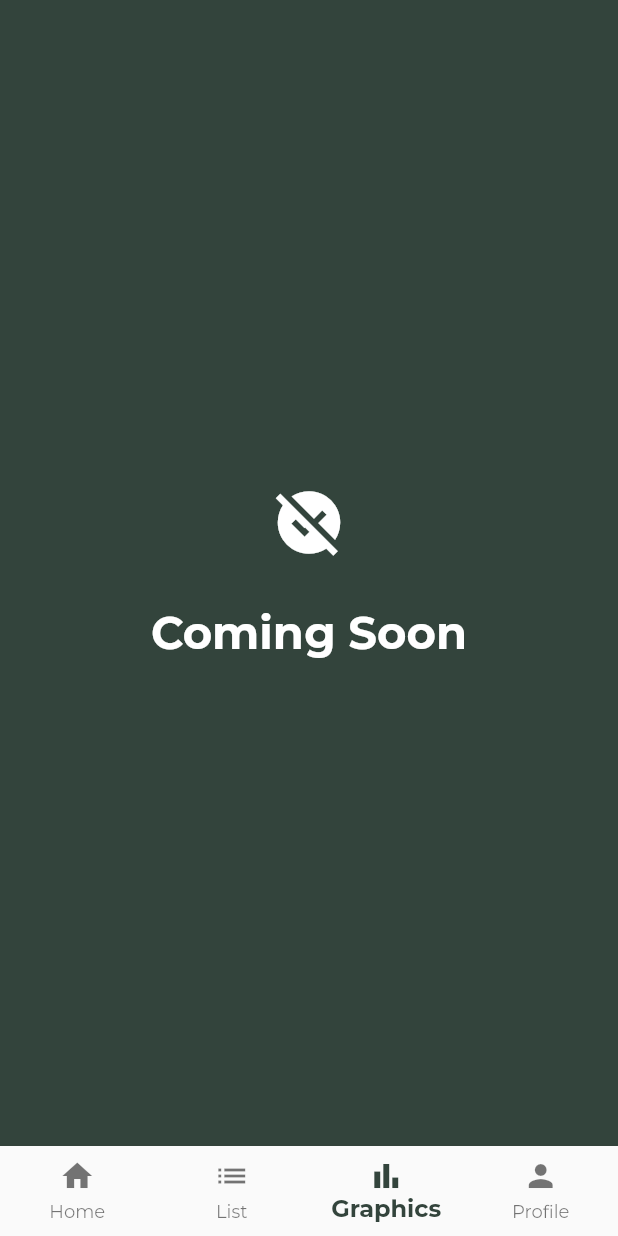
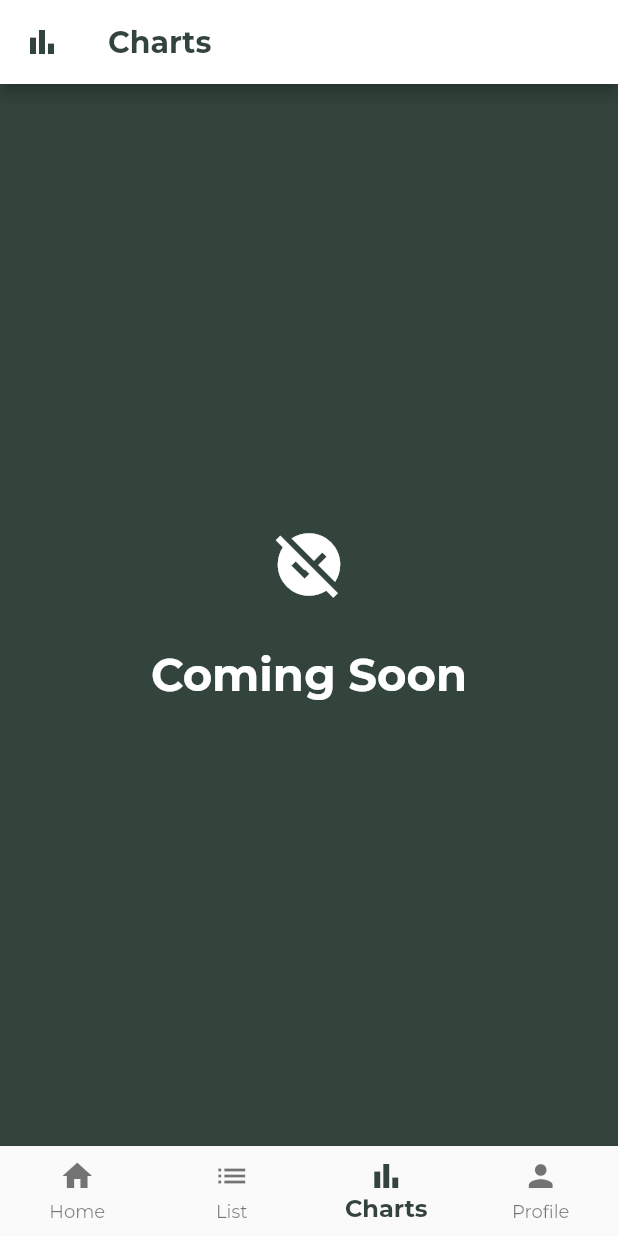
Before and after one commit to brnocorreia/trackbet, a Flutter app: the DashboardPage screen opened by its route, item 3 of the bottom bar chosen, on a phone screen of 412 x 824 dp. Run offline on Flutter 3.47's test engine with Material 2 defaults, Android fonts, the phone set to English and light mode, and no system bars; our stand-ins replace sqflite; missing offline and left inert: dart:ffi; accounts and stored records are empty; project files that could hold a hidden picture were left out.

Commit message:
minor changes

```diff
--- a/lib/pages/inside app pages/betlist_page.dart
+++ b/lib/pages/inside app pages/betlist_page.dart
@@ -28,6 +28,11 @@ class _BetListState extends State<BetListPage> {
         ),),
         backgroundColor: Colors.white,
       ),
+      floatingActionButton: FloatingActionButton(
+        onPressed: () {},
+        child:
+        Icon(Icons.add),
+      ) ,
     );
   }
 }
--- a/lib/pages/inside app pages/dashboard_page.dart
+++ b/lib/pages/inside app pages/dashboard_page.dart
@@ -48,7 +48,7 @@ class _DashboardPageState extends State<DashboardPage> {
           ),
           BottomNavigationBarItem(
             icon: Icon(Icons.bar_chart),
-            label: 'Graphics',
+            label: 'Charts',
           ),
           BottomNavigationBarItem(
             icon: Icon(Icons.person),
--- a/lib/pages/inside app pages/graphics_page.dart
+++ b/lib/pages/inside app pages/graphics_page.dart
@@ -14,6 +14,15 @@ class _GraphicsPageState extends State<GraphicsPage> {
   Widget build(BuildContext context) {
     return Scaffold(
       backgroundColor: Color(0xFF33443c),
+      appBar: AppBar(
+        leading: Icon(Icons.bar_chart, color: Color(0xFF33443c),),
+        title: Text("Charts",
+        style: TextStyle(
+          color: Color(0xFF33443c),
+          fontWeight: FontWeight.bold
+        ),),
+        backgroundColor: Colors.white,
+      ),
       body: Center(
         child: Column(
           mainAxisAlignment: MainAxisAlignment.center,
```
Also changed, not shown: fonts/AppIcons.ttf (renamed from fonts/MyFlutterApp.ttf).
